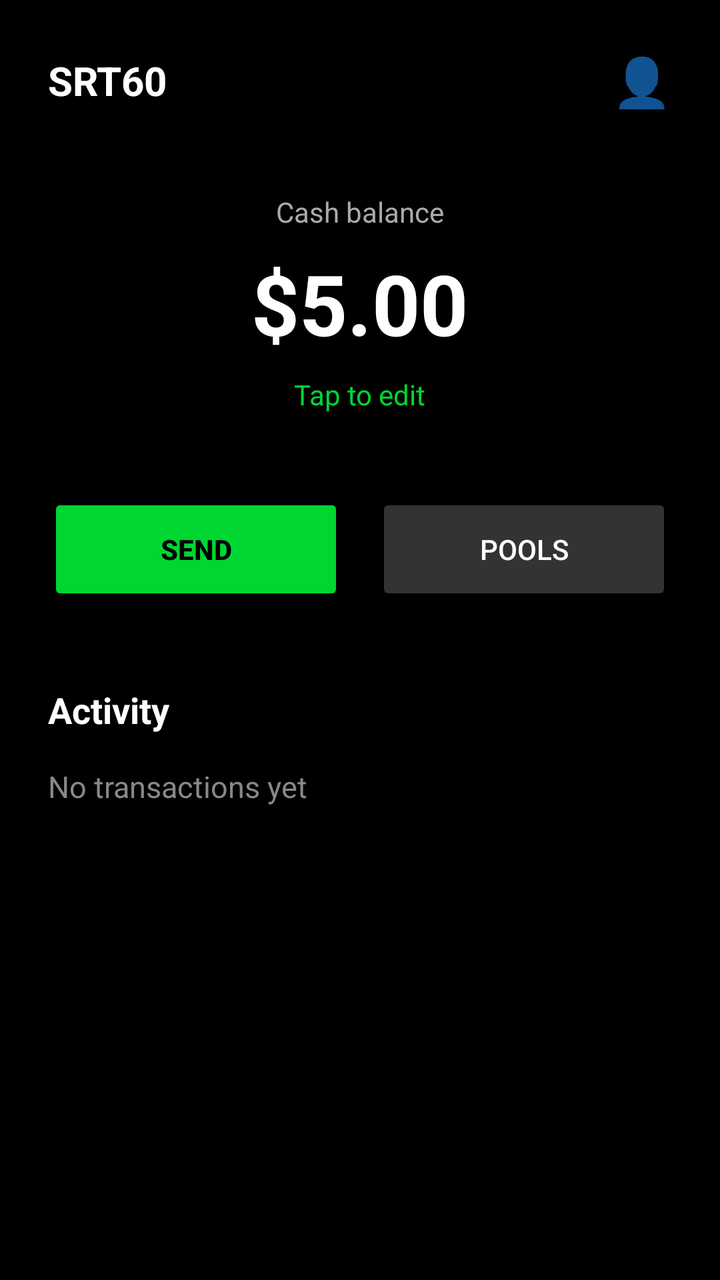
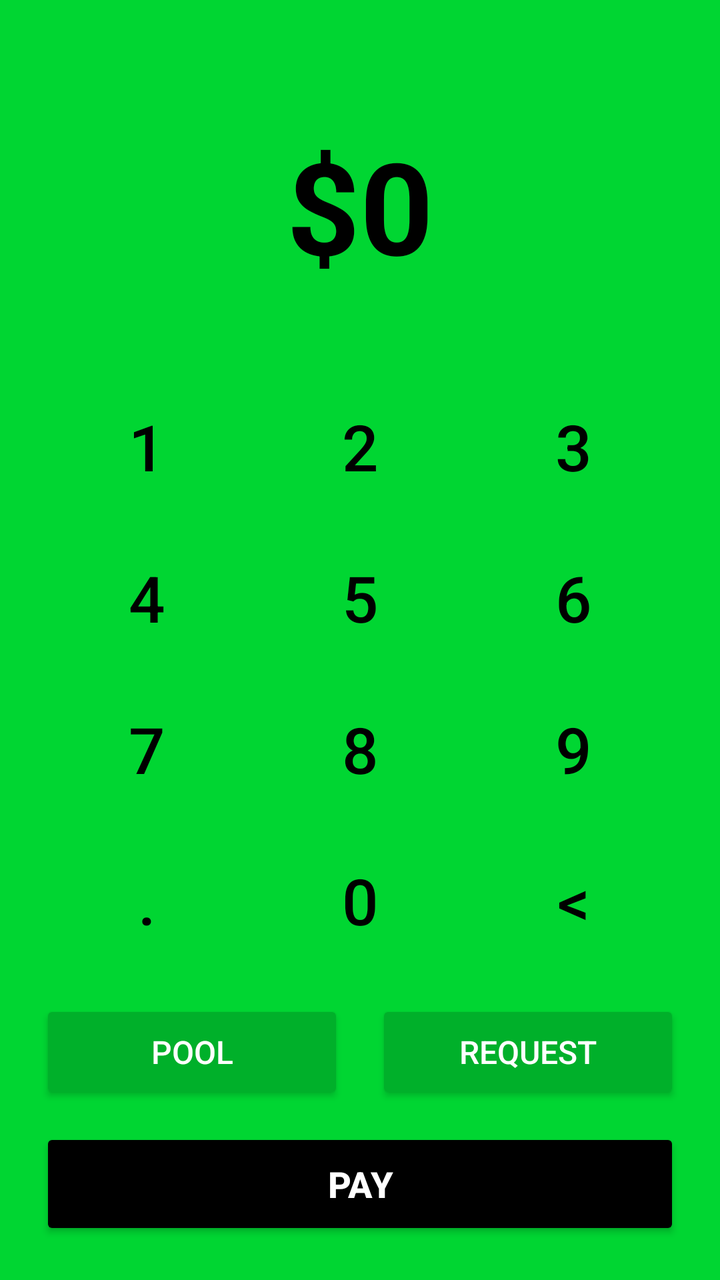

Screens rendered from an Android XML layout before and after an edit, with the pre-edit source and the edit as a unified diff.
<!-- AndroidManifest.xml: application theme Theme.SRT60 -->
<!-- res/layout/activity_main.xml -->
<?xml version="1.0" encoding="utf-8"?>
<LinearLayout xmlns:android="http://schemas.android.com/apk/res/android"
    android:layout_width="match_parent"
    android:layout_height="match_parent"
    android:orientation="vertical"
    android:background="#000000"
    android:padding="24dp">

    
    <LinearLayout
        android:layout_width="match_parent"
        android:layout_height="wrap_content"
        android:orientation="horizontal"
        android:gravity="center_vertical"
        android:layout_marginBottom="40dp">

        <TextView
            android:layout_width="0dp"
            android:layout_height="wrap_content"
            android:layout_weight="1"
            android:text="SRT60"
            android:textColor="#FFFFFF"
            android:textSize="20sp"
            android:textStyle="bold" />

        <TextView
            android:layout_width="wrap_content"
            android:layout_height="wrap_content"
            android:text="👤"
            android:textSize="24sp" />
    </LinearLayout>

    
    <TextView
        android:layout_width="wrap_content"
        android:layout_height="wrap_content"
        android:text="Cash balance"
        android:textColor="#AAAAAA"
        android:textSize="14sp"
        android:layout_gravity="center_horizontal" />

    <TextView
        android:id="@+id/tvBalance"
        android:layout_width="wrap_content"
        android:layout_height="wrap_content"
        android:text="$5.00"
        android:textColor="#FFFFFF"
        android:textSize="42sp"
        android:textStyle="bold"
        android:layout_gravity="center_horizontal"
        android:layout_marginTop="8dp"
        android:layout_marginBottom="8dp" />

    <TextView
        android:layout_width="wrap_content"
        android:layout_height="wrap_content"
        android:text="Tap to edit"
        android:textColor="#00D632"
        android:textSize="14sp"
        android:layout_gravity="center_horizontal"
        android:layout_marginBottom="40dp" />

    
    <LinearLayout
        android:layout_width="match_parent"
        android:layout_height="wrap_content"
        android:orientation="horizontal"
        android:layout_marginBottom="40dp">

        <Button
            android:id="@+id/btnSend"
            android:layout_width="0dp"
            android:layout_height="56dp"
            android:layout_weight="1"
            android:text="Send"
            android:textColor="#000000"
            android:textStyle="bold"
            android:backgroundTint="#00D632"
            android:layout_marginEnd="8dp" />

        <Button
            android:id="@+id/btnPools"
            android:layout_width="0dp"
            android:layout_height="56dp"
            android:layout_weight="1"
            android:text="Pools"
            android:textColor="#FFFFFF"
            android:backgroundTint="#333333"
            android:layout_marginStart="8dp" />
    </LinearLayout>

    
    <TextView
        android:layout_width="wrap_content"
        android:layout_height="wrap_content"
        android:text="Activity"
        android:textColor="#FFFFFF"
        android:textSize="18sp"
        android:textStyle="bold"
        android:layout_marginBottom="16dp" />

    <TextView
        android:layout_width="match_parent"
        android:layout_height="wrap_content"
        android:text="No transactions yet"
        android:textColor="#888888"
        android:textSize="15sp" />

</LinearLayout>
<!-- resources referenced by this layout -->
<resources>
  <style name="Theme.SRT60" parent="Theme.AppCompat.NoActionBar">
          <item name="android:statusBarColor">#000000</item>
          <item name="android:navigationBarColor">#000000</item>
          <item name="android:windowBackground">#000000</item>
          <item name="colorPrimary">#00D632</item>
          <item name="colorPrimaryDark">#00B02A</item>
          <item name="colorAccent">#00D632</item>
      </style>
</resources>

<!-- the commit's change to res/layout/activity_main.xml (unified diff, before → after) -->
@@ -3,107 +3,91 @@
     android:layout_width="match_parent"
     android:layout_height="match_parent"
     android:orientation="vertical"
-    android:background="#000000"
-    android:padding="24dp">
+    android:background="#00D632"
+    android:padding="20dp">
+
+    
+    <View
+        android:layout_width="match_parent"
+        android:layout_height="40dp" />
+
+    
+    <TextView
+        android:id="@+id/tvAmount"
+        android:layout_width="match_parent"
+        android:layout_height="wrap_content"
+        android:text="$0"
+        android:textColor="#000000"
+        android:textSize="64sp"
+        android:textStyle="bold"
+        android:gravity="center"
+        android:layout_marginBottom="40dp" />
+
+    
+    <GridLayout
+        android:layout_width="match_parent"
+        android:layout_height="0dp"
+        android:layout_weight="1"
+        android:columnCount="3"
+        android:rowCount="4">
+
+        <Button android:id="@+id/btn1" android:text="1" android:textSize="32sp" android:textColor="#000000" android:background="@android:color/transparent" android:layout_columnWeight="1" android:layout_rowWeight="1" />
+        <Button android:id="@+id/btn2" android:text="2" android:textSize="32sp" android:textColor="#000000" android:background="@android:color/transparent" android:layout_columnWeight="1" android:layout_rowWeight="1" />
+        <Button android:id="@+id/btn3" android:text="3" android:textSize="32sp" android:textColor="#000000" android:background="@android:color/transparent" android:layout_columnWeight="1" android:layout_rowWeight="1" />
+
+        <Button android:id="@+id/btn4" android:text="4" android:textSize="32sp" android:textColor="#000000" android:background="@android:color/transparent" android:layout_columnWeight="1" android:layout_rowWeight="1" />
+        <Button android:id="@+id/btn5" android:text="5" android:textSize="32sp" android:textColor="#000000" android:background="@android:color/transparent" android:layout_columnWeight="1" android:layout_rowWeight="1" />
+        <Button android:id="@+id/btn6" android:text="6" android:textSize="32sp" android:textColor="#000000" android:background="@android:color/transparent" android:layout_columnWeight="1" android:layout_rowWeight="1" />
+
+        <Button android:id="@+id/btn7" android:text="7" android:textSize="32sp" android:textColor="#000000" android:background="@android:color/transparent" android:layout_columnWeight="1" android:layout_rowWeight="1" />
+        <Button android:id="@+id/btn8" android:text="8" android:textSize="32sp" android:textColor="#000000" android:background="@android:color/transparent" android:layout_columnWeight="1" android:layout_rowWeight="1" />
+        <Button android:id="@+id/btn9" android:text="9" android:textSize="32sp" android:textColor="#000000" android:background="@android:color/transparent" android:layout_columnWeight="1" android:layout_rowWeight="1" />
+
+        <Button android:id="@+id/btnDot" android:text="." android:textSize="32sp" android:textColor="#000000" android:background="@android:color/transparent" android:layout_columnWeight="1" android:layout_rowWeight="1" />
+        <Button android:id="@+id/btn0" android:text="0" android:textSize="32sp" android:textColor="#000000" android:background="@android:color/transparent" android:layout_columnWeight="1" android:layout_rowWeight="1" />
+        <Button android:id="@+id/btnBack" android:text="&lt;" android:textSize="32sp" android:textColor="#000000" android:background="@android:color/transparent" android:layout_columnWeight="1" android:layout_rowWeight="1" />
+    </GridLayout>
 
     
     <LinearLayout
         android:layout_width="match_parent"
         android:layout_height="wrap_content"
         android:orientation="horizontal"
-        android:gravity="center_vertical"
-        android:layout_marginBottom="40dp">
-
-        <TextView
-            android:layout_width="0dp"
-            android:layout_height="wrap_content"
-            android:layout_weight="1"
-            android:text="SRT60"
-            android:textColor="#FFFFFF"
-            android:textSize="20sp"
-            android:textStyle="bold" />
-
-        <TextView
-            android:layout_width="wrap_content"
-            android:layout_height="wrap_content"
-            android:text="👤"
-            android:textSize="24sp" />
-    </LinearLayout>
-
-    
-    <TextView
-        android:layout_width="wrap_content"
-        android:layout_height="wrap_content"
-        android:text="Cash balance"
-        android:textColor="#AAAAAA"
-        android:textSize="14sp"
-        android:layout_gravity="center_horizontal" />
-
-    <TextView
-        android:id="@+id/tvBalance"
-        android:layout_width="wrap_content"
-        android:layout_height="wrap_content"
-        android:text="$5.00"
-        android:textColor="#FFFFFF"
-        android:textSize="42sp"
-        android:textStyle="bold"
-        android:layout_gravity="center_horizontal"
-        android:layout_marginTop="8dp"
-        android:layout_marginBottom="8dp" />
-
-    <TextView
-        android:layout_width="wrap_content"
-        android:layout_height="wrap_content"
-        android:text="Tap to edit"
-        android:textColor="#00D632"
-        android:textSize="14sp"
-        android:layout_gravity="center_horizontal"
-        android:layout_marginBottom="40dp" />
-
-    
-    <LinearLayout
-        android:layout_width="match_parent"
-        android:layout_height="wrap_content"
-        android:orientation="horizontal"
-        android:layout_marginBottom="40dp">
+        android:layout_marginTop="12dp"
+        android:layout_marginBottom="12dp">
 
         <Button
-            android:id="@+id/btnSend"
+            android:id="@+id/btnPool"
             android:layout_width="0dp"
-            android:layout_height="56dp"
+            android:layout_height="52dp"
             android:layout_weight="1"
-            android:text="Send"
-            android:textColor="#000000"
-            android:textStyle="bold"
-            android:backgroundTint="#00D632"
+            android:text="Pool"
+            android:textColor="#FFFFFF"
+            android:textSize="16sp"
+            android:backgroundTint="#00B02A"
             android:layout_marginEnd="8dp" />
 
         <Button
-            android:id="@+id/btnPools"
+            android:id="@+id/btnRequest"
             android:layout_width="0dp"
-            android:layout_height="56dp"
+            android:layout_height="52dp"
             android:layout_weight="1"
-            android:text="Pools"
+            android:text="Request"
             android:textColor="#FFFFFF"
-            android:backgroundTint="#333333"
+            android:textSize="16sp"
+            android:backgroundTint="#00B02A"
             android:layout_marginStart="8dp" />
     </LinearLayout>
 
     
-    <TextView
-        android:layout_width="wrap_content"
-        android:layout_height="wrap_content"
-        android:text="Activity"
+    <Button
+        android:id="@+id/btnPay"
+        android:layout_width="match_parent"
+        android:layout_height="56dp"
+        android:text="Pay"
         android:textColor="#FFFFFF"
         android:textSize="18sp"
         android:textStyle="bold"
-        android:layout_marginBottom="16dp" />
-
-    <TextView
-        android:layout_width="match_parent"
-        android:layout_height="wrap_content"
-        android:text="No transactions yet"
-        android:textColor="#888888"
-        android:textSize="15sp" />
+        android:backgroundTint="#000000" />
 
 </LinearLayout>
